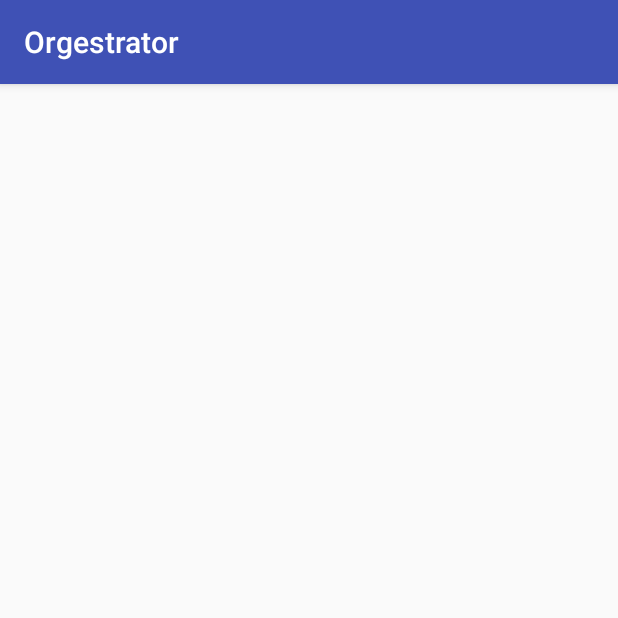
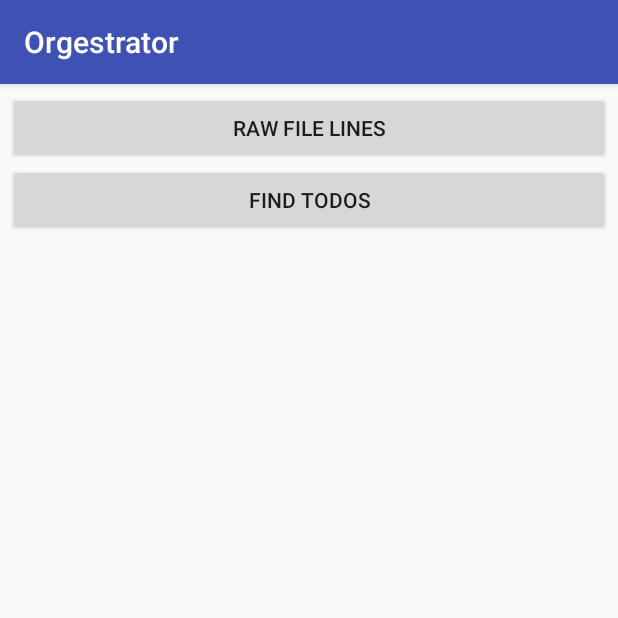
Before and after one commit to beardlybread/Orgestrator, an Android app: the screen it shows after launch (StartActivity), on a phone screen of 412 x 824 dp, the top half of it. Run offline under Robolectric (Android 15) with nearby library versions, the phone set to English and light mode, and no system bars.

Commit message:
start splitting simple sanity tests into activities

```diff
--- a/app/src/main/AndroidManifest.xml
+++ b/app/src/main/AndroidManifest.xml
@@ -12,7 +12,6 @@
         android:label="@string/app_name"
         android:supportsRtl="true"
         android:theme="@style/AppTheme">
-
         <meta-data
             android:name="com.google.android.gms.version"
             android:value="@integer/google_play_services_version" />
@@ -22,9 +21,12 @@
             android:label="@string/app_name">
             <intent-filter>
                 <action android:name="android.intent.action.MAIN" />
+
                 <category android:name="android.intent.category.LAUNCHER" />
             </intent-filter>
         </activity>
+        <activity android:name=".FindToDoActivity" />
+        <activity android:name=".RawFileLinesActivity"></activity>
     </application>
 
 </manifest>
--- a/app/src/main/java/com/github/beardlybread/orgestrator/org/OrgFile.java
+++ b/app/src/main/java/com/github/beardlybread/orgestrator/org/OrgFile.java
@@ -8,6 +8,7 @@ import java.io.Writer;
 import java.util.ArrayList;
 import java.util.Stack;
 
+// TODO Get paragraph breaking spaces to print on output.
 public class OrgFile extends OrgParserBaseListener {
 
     protected ArrayList<OrgNode> roots = null;
--- a/app/src/main/java/com/github/beardlybread/orgestrator/org/Orgestrator.java
+++ b/app/src/main/java/com/github/beardlybread/orgestrator/org/Orgestrator.java
@@ -32,7 +32,7 @@ public class Orgestrator {
         private OrgFile file = null;
 
         // TODO Some sort of path/id should be stored for the resource.
-        public void OrgData (InputStream inStream, String resourcePath, int resourceType)
+        public OrgData (InputStream inStream, String resourcePath, int resourceType)
                 throws IOException {
             this.resourcePath = resourcePath;
             this.resourceType = resourceType;
--- a/app/src/main/res/layout/activity_start.xml
+++ b/app/src/main/res/layout/activity_start.xml
@@ -1,8 +1,23 @@
 <?xml version="1.0" encoding="utf-8"?>
 <LinearLayout
     xmlns:android="http://schemas.android.com/apk/res/android"
-    xmlns:tools="http://schemas.android.com/tools"
-    android:layout_width="wrap_content"
+    android:layout_width="match_parent"
     android:layout_height="wrap_content"
-    android:padding="5dp">
+    android:padding="5dp"
+    android:orientation="vertical">
+
+    <Button
+        android:layout_width="match_parent"
+        android:layout_height="wrap_content"
+        android:text="@string/raw_file_lines"
+        android:id="@+id/raw_file_lines"
+        android:onClick="startRawFileLines" />
+
+    <Button
+        android:layout_width="match_parent"
+        android:layout_height="wrap_content"
+        android:text="@string/find_todos"
+        android:id="@+id/find_todos"
+        android:onClick="startFindToDos" />
+
 </LinearLayout>
--- a/app/src/main/res/values/strings.xml
+++ b/app/src/main/res/values/strings.xml
@@ -1,4 +1,6 @@
 <resources>
     <string name="app_name">Orgestrator</string>
     <string name="title_activity_connect_drive">ConnectDrive</string>
+    <string name="find_todos">Find TODOs</string>
+    <string name="raw_file_lines">Raw File Lines</string>
 </resources>
```
Also changed, not shown: app/src/main/java/com/github/beardlybread/orgestrator/FindToDoActivity.java (added, +30 -0 lines), app/src/main/java/com/github/beardlybread/orgestrator/RawFileLinesActivity.java (added, +13 -0 lines), app/src/main/java/com/github/beardlybread/orgestrator/StartActivity.java (+10 -0 lines), app/src/main/res/layout/activity_find_to_do.xml (added, +12 -0 lines), app/src/main/res/layout/activity_raw_file_lines.xml (added, +12 -0 lines).
